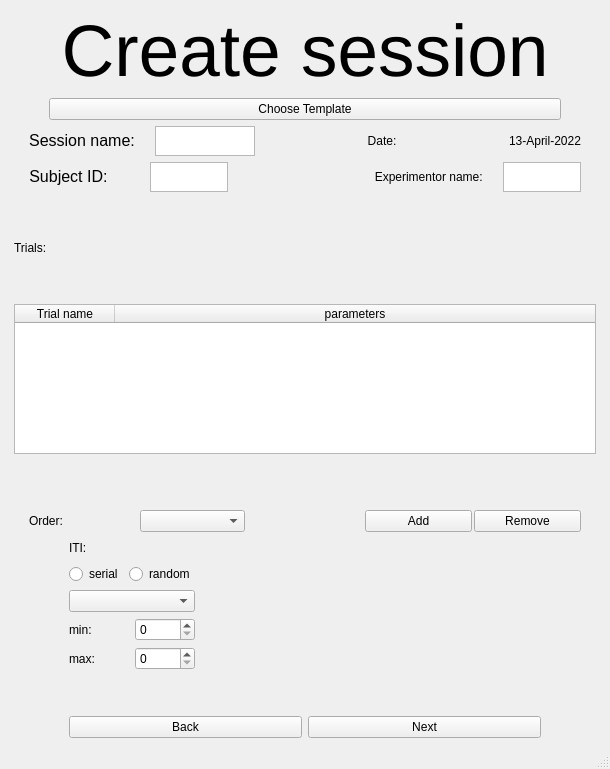
Old version of the form UI/create_session.ui in the repository KehatSudri/Behavior_System2.0.
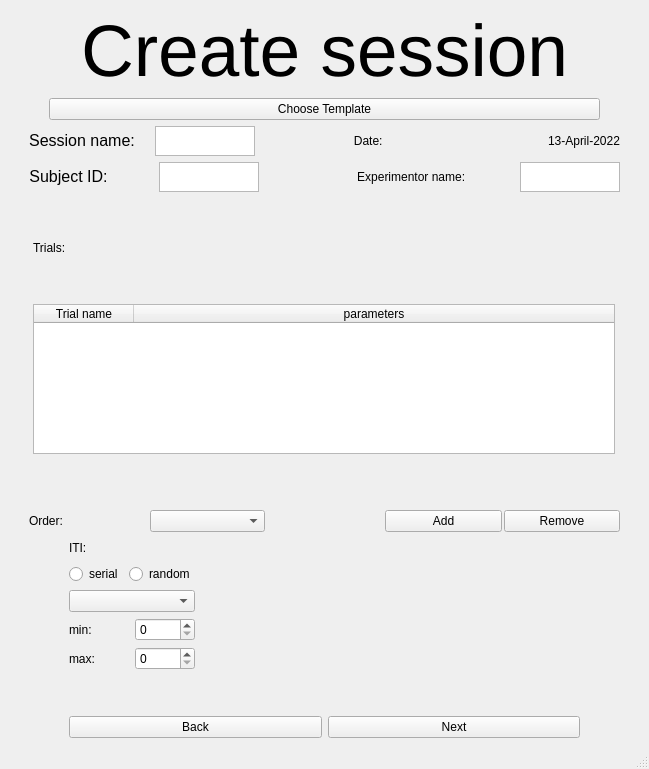
New version of the form.

The edit to the form file:
```diff
--- a/UI/create_session.ui
+++ b/UI/create_session.ui
@@ -6,7 +6,7 @@
    <rect>
     <x>0</x>
     <y>0</y>
-    <width>610</width>
+    <width>649</width>
     <height>769</height>
    </rect>
   </property>
@@ -292,7 +292,7 @@
        </layout>
       </item>
       <item row="2" column="0">
-       <layout class="QHBoxLayout" name="session_name_and_date_horizontalLayout" stretch="0,0,1,1">
+       <layout class="QHBoxLayout" name="session_name_and_date_horizontalLayout" stretch="0,0,1,0,1">
         <property name="spacing">
          <number>20</number>
         </property>
@@ -361,13 +361,26 @@
            <string notr="true">font: 12pt &quot;Arial&quot;;</string>
           </property>
           <property name="text">
-           <string>Date:</string>
+           <string>Date:        </string>
           </property>
           <property name="alignment">
            <set>Qt::AlignCenter</set>
           </property>
          </widget>
         </item>
+        <item>
+         <spacer name="horizontalSpacer">
+          <property name="orientation">
+           <enum>Qt::Horizontal</enum>
+          </property>
+          <property name="sizeHint" stdset="0">
+           <size>
+            <width>40</width>
+            <height>20</height>
+           </size>
+          </property>
+         </spacer>
+        </item>
         <item>
          <widget class="QLabel" name="date_value_label">
           <property name="sizePolicy">
@@ -561,7 +574,7 @@
            <string notr="true">font: 12pt &quot;Arial&quot;;</string>
           </property>
           <property name="text">
-           <string>Subject ID:     </string>
+           <string>Subject ID:       </string>
           </property>
           <property name="alignment">
            <set>Qt::AlignCenter</set>
@@ -593,7 +606,7 @@
            <string notr="true">font: 12pt &quot;Arial&quot;;</string>
           </property>
           <property name="text">
-           <string>                                      Experimentor name:</string>
+           <string>             Experimentor name:</string>
           </property>
           <property name="alignment">
            <set>Qt::AlignCenter</set>
```
Left out of the diff: 7 changed lines with no effect on the pictures.
